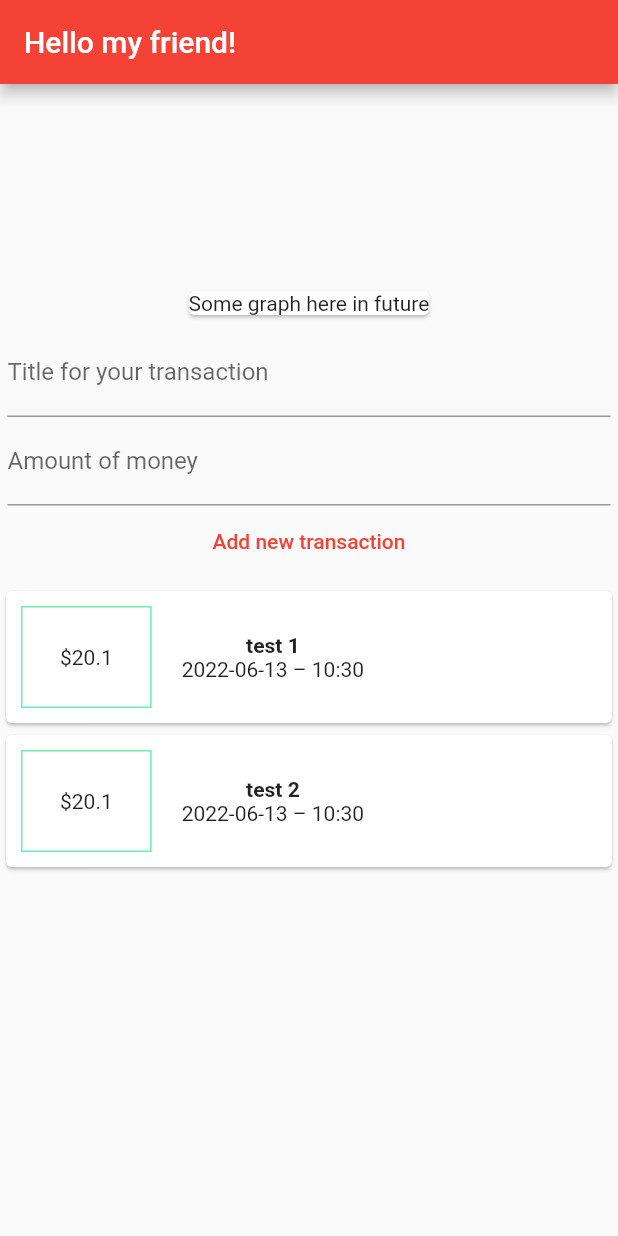
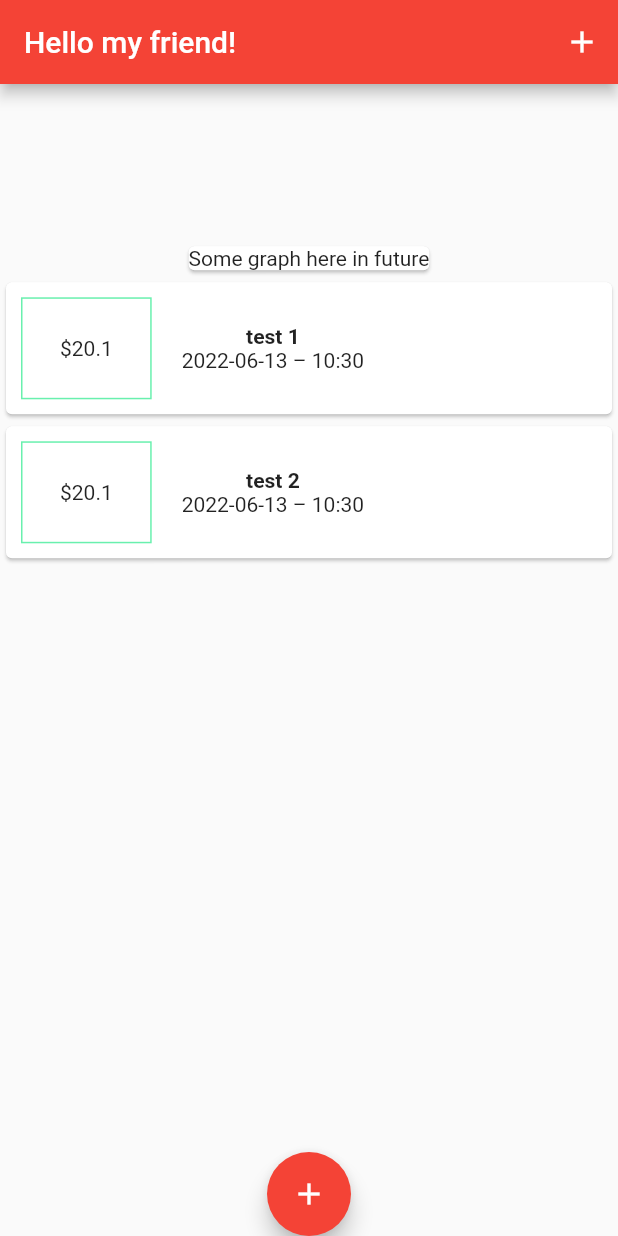
Before and after one commit to roman-romanov-o/flutter-practice, a Flutter app: the screen it shows after launch, on a phone screen of 412 x 824 dp. Run offline on Flutter 3.47's test engine with Material 2 defaults, Android fonts, the phone set to English and light mode, and no system bars.

Commit message:
Add transaction add into floating modal

```diff
--- a/section_4/section_4_practice/lib/main.dart
+++ b/section_4/section_4_practice/lib/main.dart
@@ -1,7 +1,8 @@
 import 'package:flutter/material.dart';
+import 'models/transaction.dart';
 import 'package:section_4_practice/widgets/transaction_list.dart';
-import 'package:section_4_practice/widgets/user_transactions.dart';
-import 'models/transaction.dart';
+import 'package:section_4_practice/models/transaction.dart';
+import 'package:section_4_practice/widgets/add_transaction.dart';
 
 void main() {
   runApp(MyApp());
@@ -54,23 +55,65 @@ class MyHomePage extends StatefulWidget {
 }
 
 class _MyHomePageState extends State<MyHomePage> {
+  final List<Transaction> transactions = [
+    Transaction(
+        id: 't1',
+        title: 'test 1',
+        date: DateTime.now(),
+        amount: 20.10
+    ),
+    Transaction(
+        id: 't2',
+        title: 'test 2',
+        date: DateTime.now(),
+        amount: 20.10
+    ),
+  ];
 
+  void addTransaction(String title, double amount) {
+    setState(() {
+      transactions.add(
+          Transaction(
+              id: 'test',
+              title: title,
+              amount: amount,
+              date: DateTime.now()
+          )
+      );
+    });
+  }
+
+  void startAddTransaction(BuildContext context) {
+    showModalBottomSheet(
+        context: context,
+        builder: (builderContext) => AddTransaction(addTransaction)
+    );
+  }
 
   @override
   Widget build(BuildContext context) {
     return Scaffold(
       appBar: AppBar(
         title: Text('Hello my friend!'),
+        actions: [
+          IconButton(onPressed: () => startAddTransaction(context), icon: Icon(Icons.add))
+        ],
       ),
       body: Center(
         child: Column(
           mainAxisAlignment: MainAxisAlignment.center,
           children: <Widget>[
               Card(child: Text('Some graph here in future'),),
-              UserTransactions(),
+              TransactionList(transactions),
           ],
         ),
       ),
+      floatingActionButton: FloatingActionButton(
+          onPressed: () => startAddTransaction(context),
+          child: Icon(Icons.add),
+          focusColor: Colors.green,
+      ),
+      floatingActionButtonLocation: FloatingActionButtonLocation.centerDocked,
       // This trailing comma makes auto-formatting nicer for build methods.
     );
   }
--- a/section_4/section_4_practice/lib/widgets/transaction_list.dart
+++ b/section_4/section_4_practice/lib/widgets/transaction_list.dart
@@ -10,7 +10,7 @@ class TransactionList extends StatelessWidget {
   @override
   Widget build(BuildContext context) {
     return Container(
-      height: 300,
+      height: MediaQuery.of(context).size.height * 0.65,
       child: ListView.builder(
         itemBuilder: (ctx, index) {
           return Card(child: Row(
--- a/section_4/section_4_practice/lib/widgets/user_transactions.dart
+++ /dev/null
@@ -1,53 +0,0 @@
-import 'package:flutter/material.dart';
-import 'package:section_4_practice/models/transaction.dart';
-import 'package:section_4_practice/widgets/add_transaction.dart';
-import 'package:section_4_practice/widgets/transaction_list.dart';
-
-
-class UserTransactions extends StatefulWidget {
-  @override
-  _UserTransactionsState createState() => _UserTransactionsState();
-}
-
-class _UserTransactionsState extends State<UserTransactions> {
-  final List<Transaction> transactions = [
-    Transaction(
-        id: 't1',
-        title: 'test 1',
-        date: DateTime.now(),
-        amount: 20.10
-    ),
-    Transaction(
-        id: 't2',
-        title: 'test 2',
-        date: DateTime.now(),
-        amount: 20.10
-    ),
-  ];
-
-  addTransaction(String title, double amount) {
-    setState(() {
-      transactions.add(
-          Transaction(
-              id: 'test',
-              title: title,
-              amount: amount,
-              date: DateTime.now()
-          )
-      );
-    });
-  }
-
-
-  @override
-  Widget build(BuildContext context) {
-    return Container(
-      child: Column(
-        children: [
-          AddTransaction(addTransaction),
-          TransactionList(transactions),
-        ],
-      ),
-    );
-  }
-}
```
Also changed, not shown: section_4/section_4_practice/lib/widgets/add_transaction.dart (+27 -11 lines).
